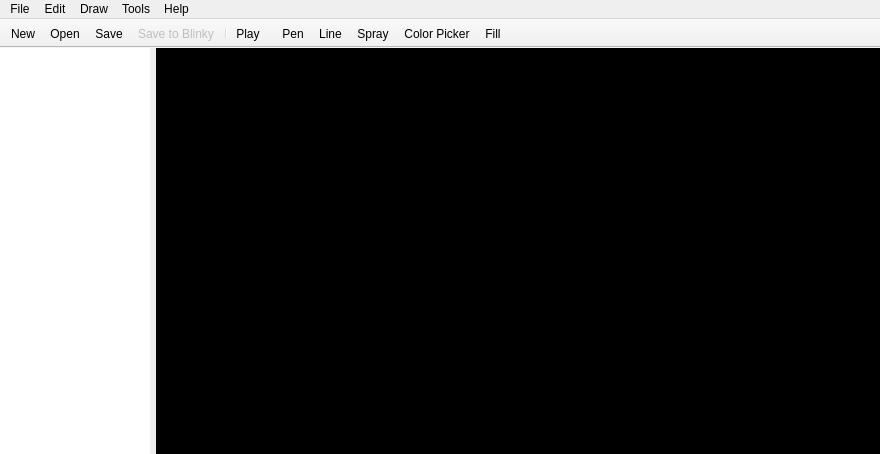
This is PatternPaint/mainwindow.ui in Blinkinlabs/PatternPaint as Qt 5 draws it before an edit. The edited form follows.
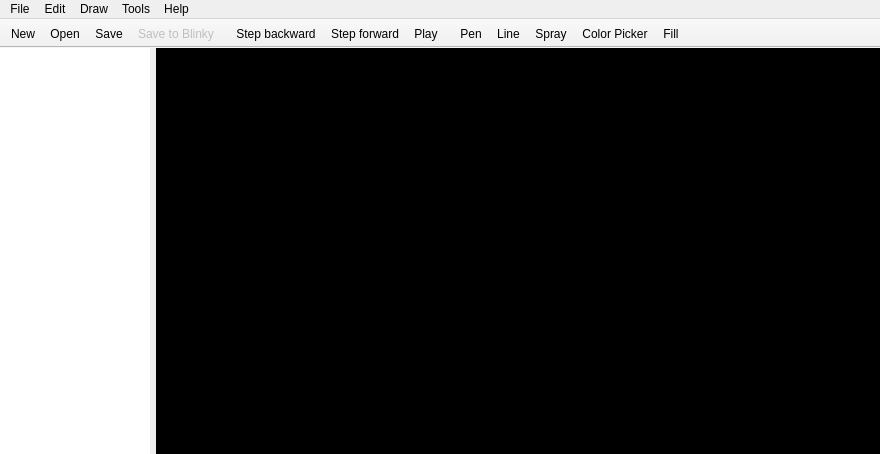
This is the edited form. Icons and pictures are not drawn. Custom widgets are drawn as their Qt base class.

Diff of the .ui file:
```diff
--- a/PatternPaint/mainwindow.ui
+++ b/PatternPaint/mainwindow.ui
@@ -300,7 +300,25 @@
    <addaction name="actionLoad_File"/>
    <addaction name="actionSave_File"/>
    <addaction name="actionSave_to_Blinky"/>
-   <addaction name="separator"/>
+  </widget>
+  <widget class="QToolBar" name="playbackToolbar">
+   <property name="windowTitle">
+    <string>Animation controls</string>
+   </property>
+   <property name="movable">
+    <bool>false</bool>
+   </property>
+   <property name="floatable">
+    <bool>false</bool>
+   </property>
+   <attribute name="toolBarArea">
+    <enum>TopToolBarArea</enum>
+   </attribute>
+   <attribute name="toolBarBreak">
+    <bool>false</bool>
+   </attribute>
+   <addaction name="actionStepBackward"/>
+   <addaction name="actionStepForward"/>
    <addaction name="actionPlay"/>
   </widget>
   <widget class="QToolBar" name="instruments">
@@ -624,6 +642,27 @@
     <bool>false</bool>
    </property>
   </action>
+  <action name="actionStepBackward">
+   <property name="icon">
+    <iconset resource="images.qrc">
+     <normaloff>:/icons/images/icons/Rewind-100.png</normaloff>:/icons/images/icons/Rewind-100.png</iconset>
+   </property>
+   <property name="text">
+    <string>Step backward</string>
+   </property>
+  </action>
+  <action name="actionStepForward">
+   <property name="icon">
+    <iconset resource="images.qrc">
+     <normaloff>:/icons/images/icons/Fast Forward-100.png</normaloff>:/icons/images/icons/Fast Forward-100.png</iconset>
+   </property>
+   <property name="text">
+    <string>Step forward</string>
+   </property>
+   <property name="toolTip">
+    <string>Step forward</string>
+   </property>
+  </action>
  </widget>
  <layoutdefault spacing="6" margin="11"/>
  <customwidgets>
```
Left out of the diff: 12 changed lines with no effect on the pictures.
